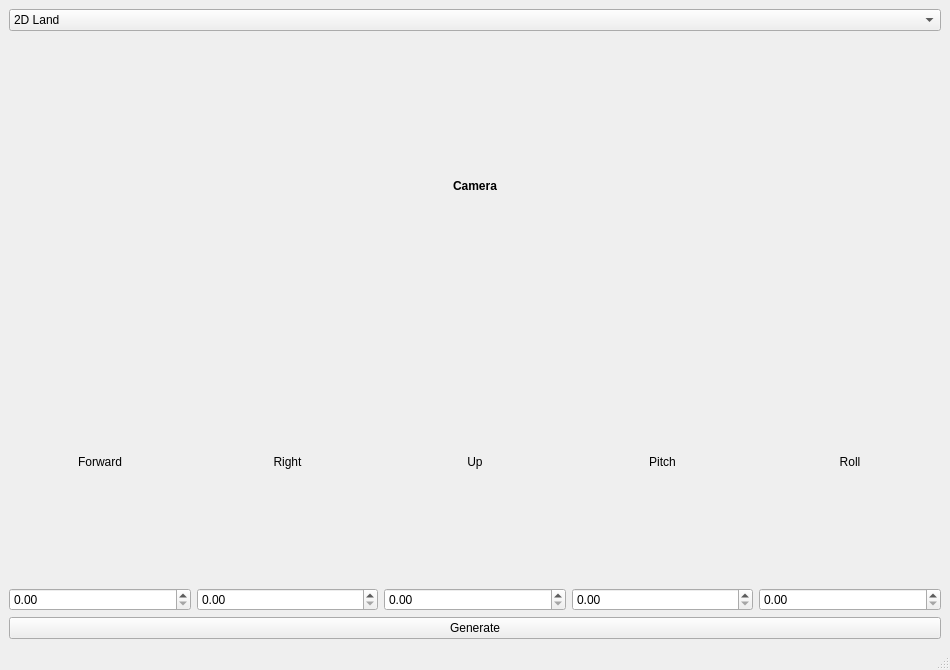
Before: the Qt Designer form app/PyGraphicsGen.ui in hodge-py/PythonScreenSaver, drawn with Qt 5.
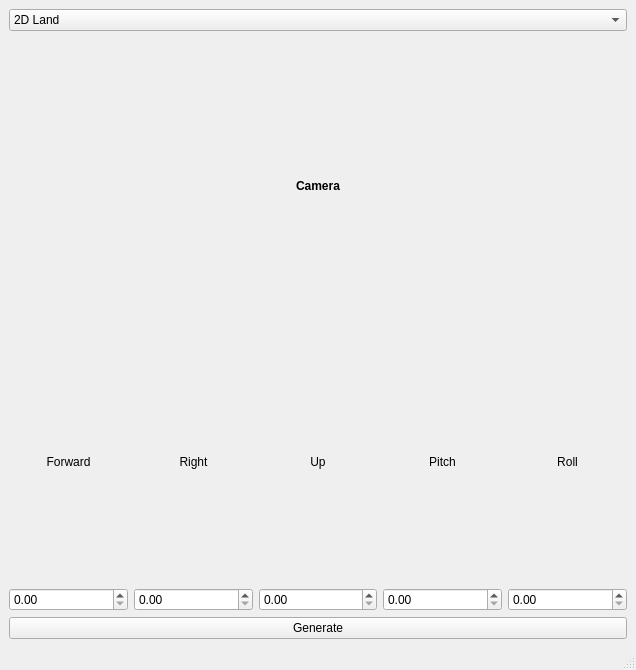
After: the same form once the commit is applied.

Diff of the .ui file:
```diff
--- a/app/PyGraphicsGen.ui
+++ b/app/PyGraphicsGen.ui
@@ -6,7 +6,7 @@
    <rect>
     <x>0</x>
     <y>0</y>
-    <width>950</width>
+    <width>636</width>
     <height>670</height>
    </rect>
   </property>
@@ -97,7 +97,6 @@
          <widget class="QLabel" name="label_5">
           <property name="font">
            <font>
-            <weight>50</weight>
             <bold>false</bold>
            </font>
           </property>
@@ -151,7 +150,6 @@
        <widget class="QLabel" name="label_6">
         <property name="font">
          <font>
-          <weight>75</weight>
           <bold>true</bold>
          </font>
         </property>
```
Left out of the diff: 16 changed lines with no effect on the pictures.
